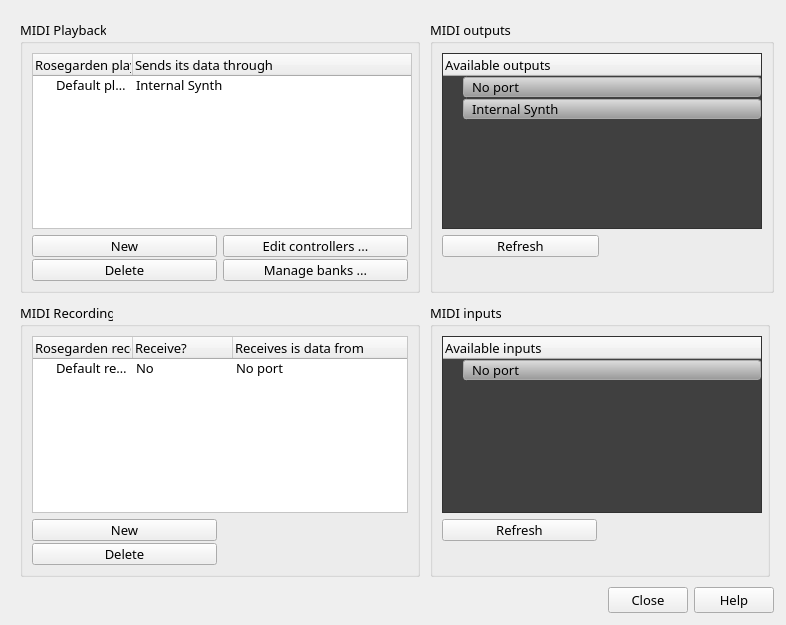
This is src/gui/ui/DevicesManagerNewUi.ui in nengxu/rosegarden as Qt 5 draws it before an edit. The edited form follows.
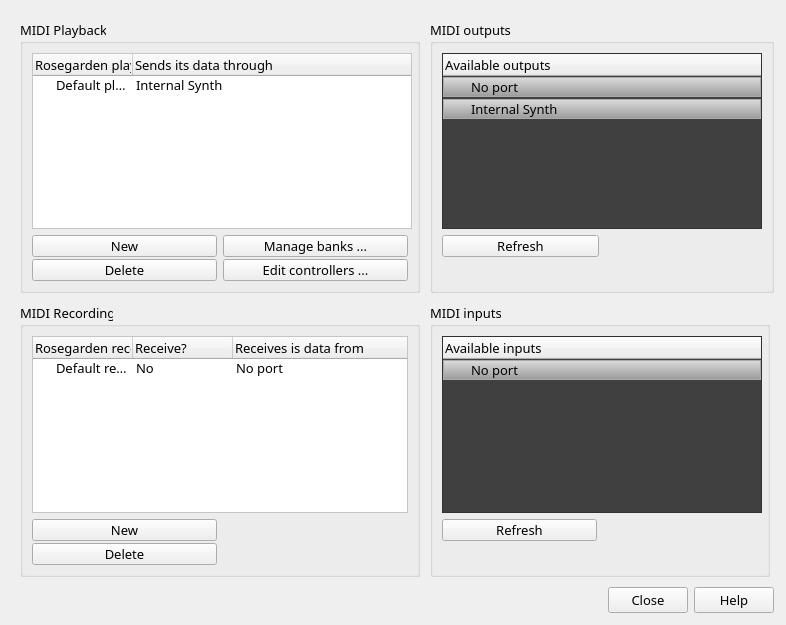
This is the edited form. Icons and pictures are not drawn.

Commit message: * add missing velocity tool icon (much improved over stable branch too)

The edit to the form file:
```diff
--- a/src/gui/ui/DevicesManagerNewUi.ui
+++ b/src/gui/ui/DevicesManagerNewUi.ui
@@ -148,34 +148,6 @@
            <property name="margin" >
             <number>0</number>
            </property>
-           <item>
-            <widget class="QPushButton" name="pushButton_editControllerDefinitions" >
-             <property name="minimumSize" >
-              <size>
-               <width>0</width>
-               <height>0</height>
-              </size>
-             </property>
-             <property name="maximumSize" >
-              <size>
-               <width>16777215</width>
-               <height>22</height>
-              </size>
-             </property>
-             <property name="toolTip" >
-              <string>&lt;!DOCTYPE HTML PUBLIC "-//W3C//DTD HTML 4.0//EN" "http://www.w3.org/TR/REC-html40/strict.dtd">
-&lt;html>&lt;head>&lt;meta name="qrichtext" content="1" />&lt;style type="text/css">
-p, li { white-space: pre-wrap; }
-&lt;/style>&lt;/head>&lt;body style=" font-family:'Sans Serif'; font-size:10pt; font-weight:400; font-style:normal;">
-&lt;p style=" margin-top:0px; margin-bottom:0px; margin-left:0px; margin-right:0px; -qt-block-indent:0; text-indent:0px;">Rosegarden supports virtual controllers. Some are defined by default. Click here to remove, add, edit them.&lt;/p>
-&lt;p style=" margin-top:0px; margin-bottom:0px; margin-left:0px; margin-right:0px; -qt-block-indent:0; text-indent:0px;">&lt;span style=" text-decoration: underline;">New controllers add a knob&lt;/span> to the instrument-parameter-panel. (Which usually can be found at the left side of the main window. (the tracks view))&lt;/p>
-&lt;p style="-qt-paragraph-type:empty; margin-top:0px; margin-bottom:0px; margin-left:0px; margin-right:0px; -qt-block-indent:0; text-indent:0px;">&lt;/p>&lt;/body>&lt;/html></string>
-             </property>
-             <property name="text" >
-              <string>Edit controllers ...</string>
-             </property>
-            </widget>
-           </item>
            <item>
             <widget class="QPushButton" name="pushButton_manageBanksOfPlaybackDevice" >
              <property name="minimumSize" >
@@ -204,6 +176,34 @@
              </property>
             </widget>
            </item>
+           <item>
+            <widget class="QPushButton" name="pushButton_editControllerDefinitions" >
+             <property name="minimumSize" >
+              <size>
+               <width>0</width>
+               <height>0</height>
+              </size>
+             </property>
+             <property name="maximumSize" >
+              <size>
+               <width>16777215</width>
+               <height>22</height>
+              </size>
+             </property>
+             <property name="toolTip" >
+              <string>&lt;!DOCTYPE HTML PUBLIC "-//W3C//DTD HTML 4.0//EN" "http://www.w3.org/TR/REC-html40/strict.dtd">
+&lt;html>&lt;head>&lt;meta name="qrichtext" content="1" />&lt;style type="text/css">
+p, li { white-space: pre-wrap; }
+&lt;/style>&lt;/head>&lt;body style=" font-family:'Sans Serif'; font-size:10pt; font-weight:400; font-style:normal;">
+&lt;p style=" margin-top:0px; margin-bottom:0px; margin-left:0px; margin-right:0px; -qt-block-indent:0; text-indent:0px;">Rosegarden supports virtual controllers. Some are defined by default. Click here to remove, add, edit them.&lt;/p>
+&lt;p style=" margin-top:0px; margin-bottom:0px; margin-left:0px; margin-right:0px; -qt-block-indent:0; text-indent:0px;">&lt;span style=" text-decoration: underline;">New controllers add a knob&lt;/span> to the instrument-parameter-panel. (Which usually can be found at the left side of the main window. (the tracks view))&lt;/p>
+&lt;p style="-qt-paragraph-type:empty; margin-top:0px; margin-bottom:0px; margin-left:0px; margin-right:0px; -qt-block-indent:0; text-indent:0px;">&lt;/p>&lt;/body>&lt;/html></string>
+             </property>
+             <property name="text" >
+              <string>Edit controllers ...</string>
+             </property>
+            </widget>
+           </item>
           </layout>
          </widget>
         </item>
@@ -326,48 +326,41 @@
            <string notr="true" >/*Style the QTreeWidget items in this widget to resemble and behave like push buttons.*/
 
 QTreeView {
-     show-decoration-selected: 1;
+     show-decoration-selected: 1; 
      background-color: #404040;
      selection-background-color: #404040;
 }
 
 QTreeView::item {
-    border: 1px solid #AAAAAA;
-    border-radius: 3px;
+    border-top: 1px solid #AAAAAA;
+    border-bottom: 1px solid #AAAAAA;
+    border-right: 1px solid #AAAAAA;
     background-color: qlineargradient(spread:pad, x1:0, y1:1, x2:0, y2:0, stop:0 #999999, stop:1 #DDDDDD);
     color: #000000;
     padding: 0 5px 0 5px;
     margin: 1px 0 1px 0; /* force some space to better resemble buttons */
 }
 
-QTreeView::item:hover {
-    border: 1px solid #AAAAAA;
-    border-radius: 3px;
+QTreeView::item:hover,
+QTreeView::branch:hover {
     background-color: #CCDFFF;
     color: #000000;
 }
 
-QTreeView::item:selected {
-
-/* styling them as "pushed" doesn't work, because these buttons don't really push.  Whatever "sends data through" selected on the left, the button here turns bold. That might be the place to use the "pushed" look, but I don't see where that is happening right off.  Maybe in the code.  Skipping this for now.
-*/
-/*    border: 1px solid #E0E0E0;
-    border-radius: 3px;
-    background-color: qlineargradient(spread:pad, x1:0, y1:1, x2:0, y2:0, stop:0 #E0E0E0, stop:1 #EEEEEE);*/
-
-}
-
-QTreeView::item:selected:active{
-/* do nothing different */
-}
-
-QTreeView::item:selected:!active {
-/* do nothing different */
+QTreeView::item:selected,
+QTreeView::branch:selected {
+    border-color: #E0E0E0;
+    background-color: qlineargradient(spread:pad, x1:0, y1:1, x2:0, y2:0, stop:0 #E0E0E0, stop:1 #EEEEEE);
 }
 
 QTreeView::branch {
-/*    background: #404040; */
-    border-image: url(:pixmaps/style/connect-button-arrow.png) 1;
+    border-top: 1px solid #AAAAAA;
+    border-bottom: 1px solid #AAAAAA;
+    border-left: 1px solid #AAAAAA;
+     background-color: qlineargradient(spread:pad, x1:0, y1:1, x2:0, y2:0, stop:0 #999999, stop:1 #DDDDDD);
+    color: #000000;
+    padding: 0 5px 0 5px;
+    margin: 1px 0 1px 0;
 }</string>
           </property>
           <column>
@@ -806,48 +799,41 @@
            <string notr="true" >/*Style the QTreeWidget items in this widget to resemble and behave like push buttons.*/
 
 QTreeView {
-     show-decoration-selected: 1;
+     show-decoration-selected: 1; 
      background-color: #404040;
      selection-background-color: #404040;
 }
 
 QTreeView::item {
-    border: 1px solid #AAAAAA;
-    border-radius: 3px;
+    border-top: 1px solid #AAAAAA;
+    border-bottom: 1px solid #AAAAAA;
+    border-right: 1px solid #AAAAAA;
     background-color: qlineargradient(spread:pad, x1:0, y1:1, x2:0, y2:0, stop:0 #999999, stop:1 #DDDDDD);
     color: #000000;
     padding: 0 5px 0 5px;
     margin: 1px 0 1px 0; /* force some space to better resemble buttons */
 }
 
-QTreeView::item:hover {
-    border: 1px solid #AAAAAA;
-    border-radius: 3px;
+QTreeView::item:hover,
+QTreeView::branch:hover {
     background-color: #CCDFFF;
     color: #000000;
 }
 
-QTreeView::item:selected {
-
-/* styling them as "pushed" doesn't work, because these buttons don't really push.  Whatever "sends data through" selected on the left, the button here turns bold. That might be the place to use the "pushed" look, but I don't see where that is happening right off.  Maybe in the code.  Skipping this for now.
-*/
-/*    border: 1px solid #E0E0E0;
-    border-radius: 3px;
-    background-color: qlineargradient(spread:pad, x1:0, y1:1, x2:0, y2:0, stop:0 #E0E0E0, stop:1 #EEEEEE);*/
-
-}
-
-QTreeView::item:selected:active{
-/* do nothing different */
-}
-
-QTreeView::item:selected:!active {
-/* do nothing different */
+QTreeView::item:selected,
+QTreeView::branch:selected {
+    border-color: #E0E0E0;
+    background-color: qlineargradient(spread:pad, x1:0, y1:1, x2:0, y2:0, stop:0 #E0E0E0, stop:1 #EEEEEE);
 }
 
 QTreeView::branch {
-/*    background: #404040; */
-    border-image: url(:pixmaps/style/connect-button-arrow.png) 1;
+    border-top: 1px solid #AAAAAA;
+    border-bottom: 1px solid #AAAAAA;
+    border-left: 1px solid #AAAAAA;
+     background-color: qlineargradient(spread:pad, x1:0, y1:1, x2:0, y2:0, stop:0 #999999, stop:1 #DDDDDD);
+    color: #000000;
+    padding: 0 5px 0 5px;
+    margin: 1px 0 1px 0;
 }</string>
           </property>
           <column>
```
The commit also changes 7 other files.
